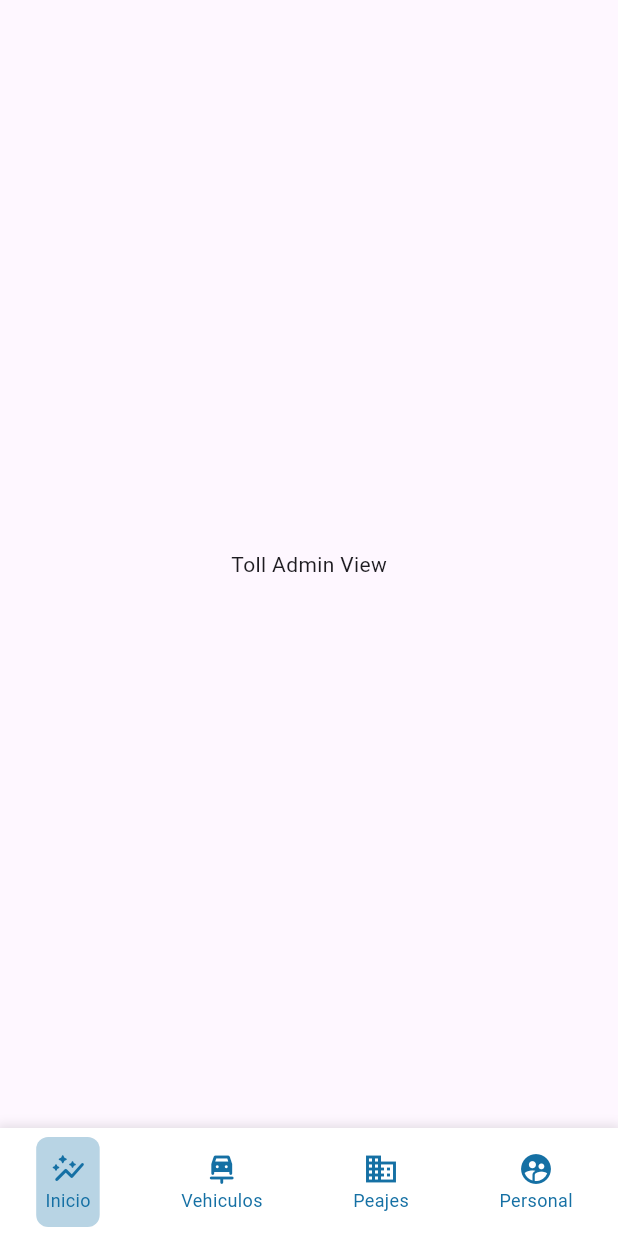
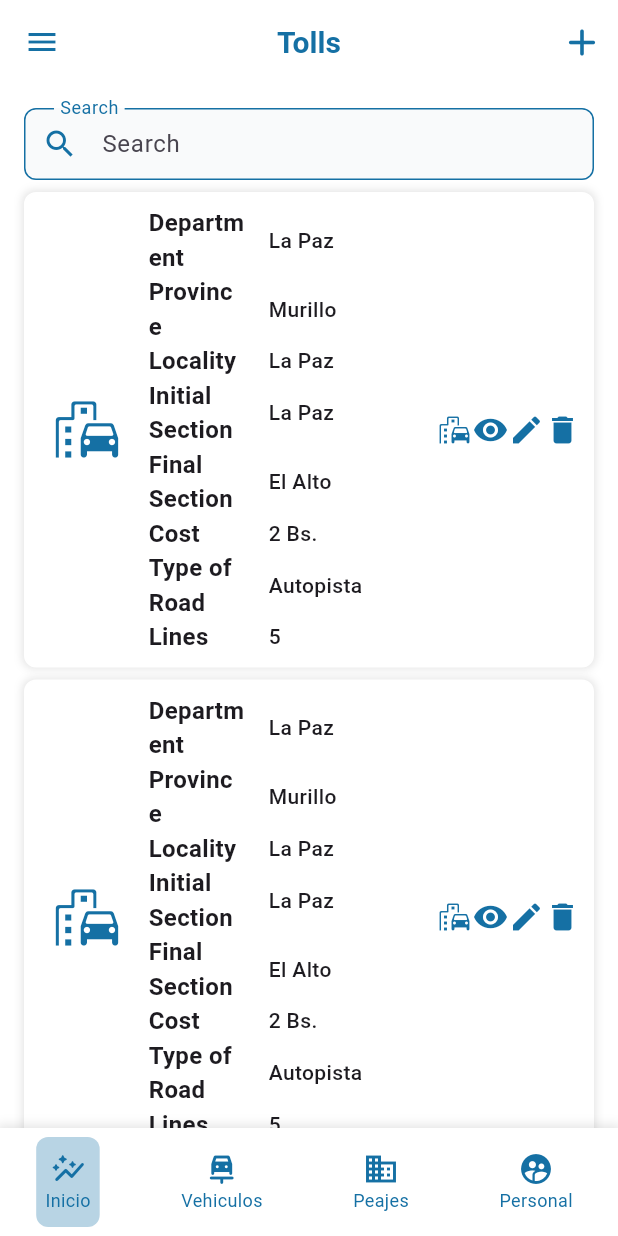
Before and after one commit to JhousefSilva1/st_FrontEnd, a Flutter app: the TollAdminView screen opened by its route, on a phone screen of 412 x 824 dp. Run offline on Flutter 3.47's test engine with Material 3 defaults, Android fonts, the phone set to English and light mode, and no system bars; our stand-ins replace fl_chart, flutter_slidable, flutter_svg, go_router, qr_flutter, responsive_framework; missing offline and left inert: u_credit_card.

Commit message:
add tolls view

```diff
--- a/lib/config/app_router.dart
+++ b/lib/config/app_router.dart
@@ -35,6 +35,11 @@ class AppRouter {
             name: AddEmployeeAdminView.routerName,
             path: AddEmployeeAdminView.routerPath,
             builder: (context, state) => const AddEmployeeAdminView(),
+          ),
+          GoRoute(
+            name: AddTollAdminView.routerName,
+            path: AddTollAdminView.routerPath,
+            builder: (context, state) => const AddTollAdminView(),
           ),
           GoRoute(
             name: AddVehicleTypeAdminView.routerName,
@@ -172,6 +177,7 @@ class AppRouter {
     ChangeNotifierProvider(create: (_) => LoginProvider()),
     ChangeNotifierProvider(create: (_) => SelectModeProvider()),
     ChangeNotifierProvider(create: (_) => SignUpProvider()),
+    ChangeNotifierProvider(create: (_) => TollProvider()),
     ChangeNotifierProvider(create: (_) => VehicleTypeProvider()),
     ChangeNotifierProvider(create: (_) => VehiclesProvider()),
     ChangeNotifierProvider(create: (_) => WalletProvider()),
--- a/lib/l10n/intl_en.arb
+++ b/lib/l10n/intl_en.arb
@@ -4,6 +4,7 @@
     "addBrand": "Add Brand",
     "addEmployee": "Add Employee",
     "addModel": "Add Model",
+    "addToll": "Add Toll",
     "addVehicles": "Add New Vehicle",
     "addVehicleType": "Add Vehicle Type",
     "administration": "Administration",
@@ -16,9 +17,11 @@
     "circulationSquare": "Circulation Square",
     "completedTransactions": "Completed Transactions",
     "confirmPassword": "Confirm Password",
+    "cost": "Cost",
     "country": "Country",
     "createAccount": "Create a new account in Smart Tolls",
     "customer": "Customer",
+    "department": "Department",
     "dni": "DNI",
     "dontHaveAnAccount": "Don't have an account? ",
     "download": "Download",
@@ -27,13 +30,17 @@
     "email": "Email",
     "employee": "Operator",
     "engineNumber": "Engine Number",
+    "finalSection": "Final Section",
     "fuel": "Fuel",
     "gender": "Gender",
     "home": "Home",
+    "initialSection": "Initial Section",
     "introduceAmount": "Introduce amount",
     "lastNameF": "Last Name (Father)",
     "lastNameM": "Last Name (Mother)",
     "lastOneStep": "Last One Step",
+    "lines": "Lines",
+    "locality": "Locality",
     "login": "Login",
     "loginToYourAccount": "Login to your account",
     "logout": "Logout",
@@ -49,6 +56,7 @@
     "phone": "Phone",
     "plate": "Plate",
     "profile": "Profile",
+    "province": "Province",
     "rechargeWallet": "Recharge Wallet",
     "register": "Register",
     "registerCars": "Register Cars",
@@ -64,7 +72,9 @@
     "stepTwo": "Step 2",
     "signUp": "Sign Up",
     "typeOfDocument": "Type of Document",
+    "typeOfRoad": "Type of Road",
     "typeOfVehicle": "Type of Vehicle",
+    "tollData": "Toll data",
     "tolls": "Tolls",
     "tollsUsed": "Tolls Used",
     "totalPaid": "Total Paid",
--- a/lib/l10n/intl_es.arb
+++ b/lib/l10n/intl_es.arb
@@ -4,6 +4,7 @@
     "addBrand": "Agregar Marca",
     "addEmployee": "Agregar Empleado",
     "addModel": "Agregar Modelo",
+    "addToll": "Agregar Caseta",
     "addVehicles": "Agregar Nuevo Vehículo",
     "addVehicleType": "Agregar tipo de vehículo",
     "administration": "Administrador",
@@ -16,9 +17,11 @@
     "circulationSquare": "Plaza de circulación",
     "completedTransactions": "Transacciones Realizadas",
     "confirmPassword": "Confirmar contraseña",
+    "cost": "Costo",
     "country": "Pais",
     "createAccount": "Crea una nueva cuenta en Smart Tolls",
     "customer": "Cliente",
+    "department": "Departamento",
     "dni": "Carnet de identidad",
     "dontHaveAnAccount": "¿No tienes una cuenta? ",
     "download": "Descargar",
@@ -27,13 +30,17 @@
     "email": "Correo electrónico",
     "employee": "Operador",
     "engineNumber": "Número de motor",
+    "finalSection": "Tramo final",
     "fuel": "Combustible",
     "gender": "Género",
     "home": "Inicio",
+    "initialSection": "Tramo inicial",
     "introduceAmount": "Ingrese monto",
     "lastNameF": "Apellido Paterno",
     "lastNameM": "Apellido Materno",
     "lastOneStep": "¡Ya casi!",
+    "lines": "Casetas",
+    "locality": "Localidad",
     "login": "Iniciar sesión",
     "loginToYourAccount": "Inicie sesión en su cuenta",
     "logout": "Cerrar sesión",
@@ -48,6 +55,7 @@
     "personData": "Datos de la persona que solicita el registro",
     "phone": "Teléfono",
     "plate": "Matrícula",
+    "province": "Provincia",
     "profile": "Perfil",
     "rechargeWallet": "Recargar Billetera",
     "register": "Registrarse",
@@ -64,7 +72,9 @@
     "stepTwo": "Paso 2",
     "signUp": "Registrate",
     "typeOfDocument": "Tipo de Documento",
+    "typeOfRoad": "Tipo de via",
     "typeOfVehicle": "Tipo de vehículo",
+    "tollData": "Datos de la caseta",
     "tolls": "Peajes",
     "tollsUsed": "Peajes Utilizados",
     "totalPaid": "Monto Total Pagado",
--- a/lib/providers/providers.dart
+++ b/lib/providers/providers.dart
@@ -5,6 +5,7 @@ export 'package:smarttolls/providers/home_provider.dart';
 export 'package:smarttolls/providers/login_provider.dart';
 export 'package:smarttolls/providers/select_mode_provider.dart';
 export 'package:smarttolls/providers/signup_provider.dart';
+export 'package:smarttolls/providers/toll_provider.dart';
 export 'package:smarttolls/providers/vehicle_type_provider.dart';
 export 'package:smarttolls/providers/vehicles_provider.dart';
 export 'package:smarttolls/providers/wallet_provider.dart';
--- /dev/null
+++ b/lib/providers/toll_provider.dart
@@ -0,0 +1,9 @@
+import 'package:flutter/material.dart';
+import 'package:go_router/go_router.dart';
+import 'package:smarttolls/views/views.dart';
+
+class TollProvider extends ChangeNotifier {
+  void goToAddTollAdmin(BuildContext context) {
+    context.pushNamed(AddTollAdminView.routerName);
+  }
+}
--- a/lib/views/admin/toll/toll_admin_view.dart
+++ b/lib/views/admin/toll/toll_admin_view.dart
@@ -1,4 +1,10 @@
 import 'package:flutter/material.dart';
+import 'package:provider/provider.dart';
+import 'package:responsive_framework/responsive_framework.dart';
+import 'package:smarttolls/generated/l10n.dart';
+import 'package:smarttolls/providers/providers.dart';
+import 'package:smarttolls/style/app_style.dart';
+import 'package:smarttolls/widgets/widgets.dart';
 
 class TollAdminView extends StatelessWidget {
   static const String routerName = 'tollAdmin';
@@ -7,12 +13,99 @@ class TollAdminView extends StatelessWidget {
 
   @override
   Widget build(BuildContext context) {
-    return const SafeArea(
+    final TollProvider tollProvider = Provider.of<TollProvider>(context);
+    bool isMobile = ResponsiveBreakpoints.of(context).smallerThan(TABLET);
+    return SafeArea(
       child: Scaffold(
-        body: Center(
-          child: Text('Toll Admin View'),
+        appBar: CustomAppBar(
+          actions: [
+            IconButton(
+              onPressed: () => tollProvider.goToAddTollAdmin(context),
+              icon: const Icon(Icons.add_rounded, color: AppStyle.primary, size: 30),
+            )
+          ],
+          centerTitle: true,
+          text: S.of(context).tolls
         ),
+        backgroundColor: AppStyle.white,
+        drawer: isMobile? const SmartTollsDrawer(): null,
+        body: isMobile? const SingleChildScrollView(
+          child: Padding(
+            padding: EdgeInsets.all(16),
+            child: Column(
+              children: [
+                TollAdminMobileView(),
+              ],
+            )
+          ),
+        ): const TollAdminTabletView(),
       ),
     );
   }
 }
+
+class TollAdminMobileView extends StatelessWidget {
+  const TollAdminMobileView({super.key});
+
+  @override
+  Widget build(BuildContext context) {
+    return const Column(
+      children: [
+        TollAdminForm()
+      ],
+    );
+  }
+}
+
+class TollAdminTabletView extends StatelessWidget {
+  const TollAdminTabletView({super.key});
+
+  @override
+  Widget build(BuildContext context) {
+    return const Row(
+      children: [
+        SmartTollsDrawer(),
+        Expanded(
+          flex: 2,
+          child: SingleChildScrollView(
+            child: Padding(
+              padding: EdgeInsets.all(16),
+              child: Column(
+                children: [
+                  TollAdminForm()
+                ],
+              )
+            ),
+          )
+        )
+      ],
+    );
+  }
+}
+
+class TollAdminForm extends StatelessWidget {
+  const TollAdminForm({super.key});
+
+  @override
+  Widget build(BuildContext context) {
+    return Column(
+      children: [
+        CustomField(
+          hintText: S.of(context).search,
+          prefixIcon: const Icon(Icons.search),
+          onChanged: (value) {},
+        ),
+        ListView.separated(
+          itemCount: 10,
+          itemBuilder: (context, index) {
+            return const TollCard();
+          },
+          physics: const NeverScrollableScrollPhysics(),
+          primary: true,
+          shrinkWrap: true,
+          separatorBuilder: (context, index) => const SizedBox(height: 8),
+        ),
+      ],
+    );
+  }
+}
--- a/lib/views/views.dart
+++ b/lib/views/views.dart
@@ -4,6 +4,7 @@ export 'package:smarttolls/views/admin/employee/add_employee_admin_view.dart';
 export 'package:smarttolls/views/admin/employee/employee_admin_view.dart';
 export 'package:smarttolls/views/admin/home/home_admin_view.dart';
 export 'package:smarttolls/views/admin/navBar/nav_bar_admin_view.dart';
+export 'package:smarttolls/views/admin/toll/add_toll_admin_view.dart';
 export 'package:smarttolls/views/admin/toll/toll_admin_view.dart';
 export 'package:smarttolls/views/admin/vehicles/add_vehicles_admin_view.dart';
 export 'package:smarttolls/views/admin/vehicles/edit_vehicle_admin_view.dart';
--- /dev/null
+++ b/lib/widgets/toll_card.dart
@@ -0,0 +1,172 @@
+import 'package:flutter/material.dart';
+import 'package:smarttolls/generated/l10n.dart';
+import 'package:smarttolls/style/app_style.dart';
+
+class TollCard extends StatelessWidget {
+  const TollCard({super.key});
+
+  @override
+  Widget build(BuildContext context) {
+    return Container(
+      decoration: BoxDecoration(
+        border: Border.all(color: AppStyle.white, width: 1),
+        borderRadius: const BorderRadius.all(Radius.circular(8)),
+        color: AppStyle.white,
+        boxShadow: [
+          BoxShadow(
+            color: Colors.black.withOpacity(0.1),
+            blurRadius: 4,
+            spreadRadius: 1
+          ),
+        ]
+      ),
+      child: Padding(
+        padding: const EdgeInsets.all(8),
+        child: Row(
+          children: [
+            const SizedBox(width: 8),
+            const Icon(Icons.emoji_transportation_rounded, color: AppStyle.primary, size: 50),
+            const SizedBox(width: 16),
+            Expanded(
+              flex: 2,
+              child: Column(
+                crossAxisAlignment: CrossAxisAlignment.start,
+                mainAxisAlignment: MainAxisAlignment.start,
+                children: [
+                  Row(
+                    children: [
+                      Expanded(
+                        flex: 2,
+                        child: Text(S.of(context).department, style: const TextStyle(fontSize: 16.0, fontWeight: FontWeight.w700)),
+                      ),
+                      const SizedBox(width: 16),
+                      const Expanded(
+                        flex: 2,
+                        child: Text('La Paz', style: TextStyle(fontSize: 14.0, fontWeight: FontWeight.w500)),
+                      ),
+                    ],
+                  ),
+                  Row(
+                    children: [
+                      Expanded(
+                        flex: 2,
+                        child: Text(S.of(context).province, style: const TextStyle(fontSize: 16.0, fontWeight: FontWeight.w700)),
+                      ),
+                      const SizedBox(width: 16),
+                      const Expanded(
+                        flex: 2,
+                        child: Text('Murillo', style: TextStyle(fontSize: 14.0, fontWeight: FontWeight.w500)),
+                      ),
+                    ],
+                  ),
+                  Row(
+                    children: [
+                      Expanded(
+                        flex: 2,
+                        child: Text(S.of(context).locality, style: const TextStyle(fontSize: 16.0, fontWeight: FontWeight.w700)),
+                      ),
+                      const SizedBox(width: 16),
+                      const Expanded(
+                        flex: 2,
+                        child: Text('La Paz', style: TextStyle(fontSize: 14.0, fontWeight: FontWeight.w500)),
+                      ),
+                    ],
+                  ),
+                  Row(
+                    children: [
+                      Expanded(
+                        flex: 2,
+                        child: Text(S.of(context).initialSection, style: const TextStyle(fontSize: 16.0, fontWeight: FontWeight.w700)),
+                      ),
+                      const SizedBox(width: 16),
+                      const Expanded(
+                        flex: 2,
+                        child: Text('La Paz', style: TextStyle(fontSize: 14.0, fontWeight: FontWeight.w500)),
+                      ),
+                    ],
+                  ),
+                  Row(
+                    children: [
+                      Expanded(
+                        flex: 2,
+                        child: Text(S.of(context).finalSection, style: const TextStyle(fontSize: 16.0, fontWeight: FontWeight.w700)),
+                      ),
+                      const SizedBox(width: 16),
+                      const Expanded(
+                        flex: 2,
+                        child: Text('El Alto', style: TextStyle(fontSize: 14.0, fontWeight: FontWeight.w500)),
+                      ),
+                    ],
+                  ),
+                  Row(
+                    children: [
+                      Expanded(
+                        flex: 2,
+                        child: Text(S.of(context).cost, style: const TextStyle(fontSize: 16.0, fontWeight: FontWeight.w700)),
+                      ),
+                      const SizedBox(width: 16),
+                      const Expanded(
+                        flex: 2,
+                        child: Text('2 Bs.', style: TextStyle(fontSize: 14.0, fontWeight: FontWeight.w500)),
+                      ),
+                    ],
+                  ),
+                  Row(
+                    children: [
+                      Expanded(
+                        flex: 2,
+                        child: Text(S.of(context).typeOfRoad, style: const TextStyle(fontSize: 16.0, fontWeight: FontWeight.w700)),
+                      ),
+                      const SizedBox(width: 16),
+                      const Expanded(
+                        flex: 2,
+                        child: Text('Autopista', style: TextStyle(fontSize: 14.0, fontWeight: FontWeight.w500)),
+                      ),
+                    ],
+                  ),
+                  Row(
+                    children: [
+                      Expanded(
+                        flex: 2,
+                        child: Text(S.of(context).lines, style: const TextStyle(fontSize: 16.0, fontWeight: FontWeight.w700)),
+                      ),
+                      const SizedBox(width: 16),
+                      const Expanded(
+                        flex: 2,
+                        child: Text('5', style: TextStyle(fontSize: 14.0, fontWeight: FontWeight.w500)),
+                      ),
+                    ],
+                  ),
+                ],
+              ),
+            ),
+            Expanded(
+              flex: 2,
+              child: Row(
+                mainAxisAlignment: MainAxisAlignment.end,
+                children: [
+                  GestureDetector(
+                    onTap: () {},
+                    child: const Icon(Icons.emoji_transportation_rounded, color: AppStyle.primary)
+                  ),
+                  GestureDetector(
+                    onTap: () {},
+                    child: const Icon(Icons.remove_red_eye_sharp, color: AppStyle.primary)
+                  ),
+                  GestureDetector(
+                    onTap: () {},
+                    child: const Icon(Icons.edit, color: AppStyle.primary)
+                  ),
+                  GestureDetector(
+                    onTap: () {},
+                    child: const Icon(Icons.delete, color: AppStyle.primary)
+                  ),
+                ],
+              ),
+            ),
+          ],
+        ),
+      ),
+    );
+  }
+}
--- a/lib/widgets/widgets.dart
+++ b/lib/widgets/widgets.dart
@@ -8,6 +8,7 @@ export 'package:smarttolls/widgets/drawer.dart';
 export 'package:smarttolls/widgets/employee_card.dart';
 export 'package:smarttolls/widgets/extra_data.dart';
 export 'package:smarttolls/widgets/recharge_wallet.dart';
+export 'package:smarttolls/widgets/toll_card.dart';
 export 'package:smarttolls/widgets/vehicle_card.dart';
 export 'package:smarttolls/widgets/vehicles_card.dart';
 export 'package:smarttolls/widgets/vehicle_type_card.dart';
```
Also changed, not shown: lib/views/admin/toll/add_toll_admin_view.dart (added, +180 -0 lines), lib/generated/intl/messages_en.dart, lib/generated/intl/messages_es.dart, lib/generated/l10n.dart.
